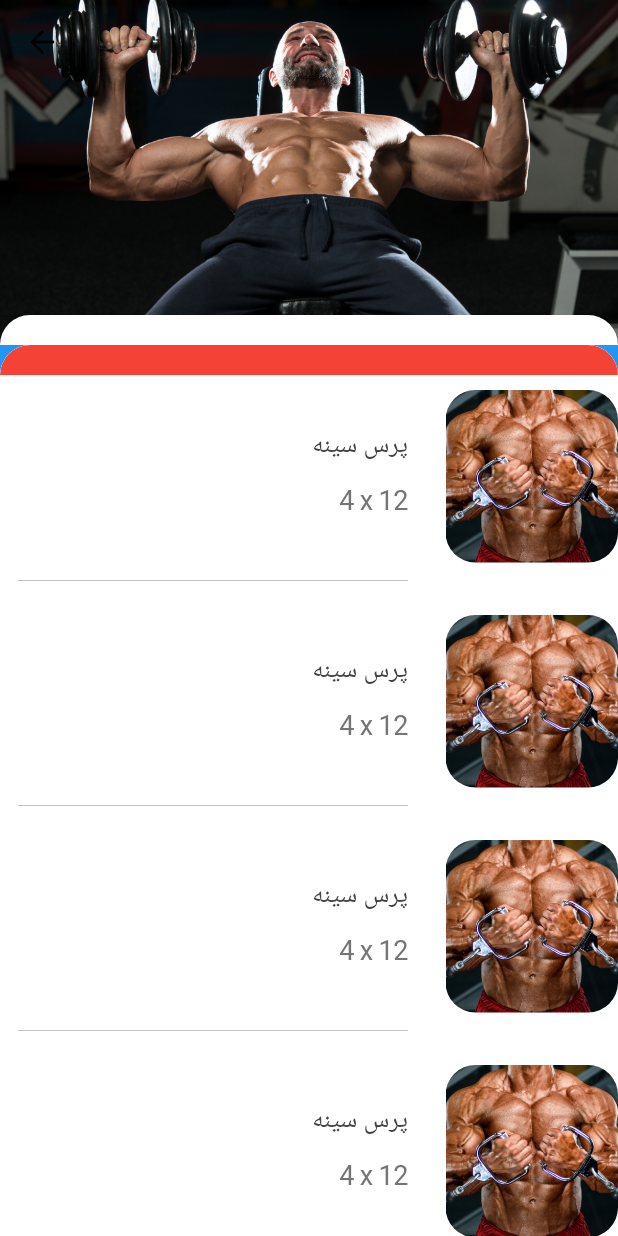
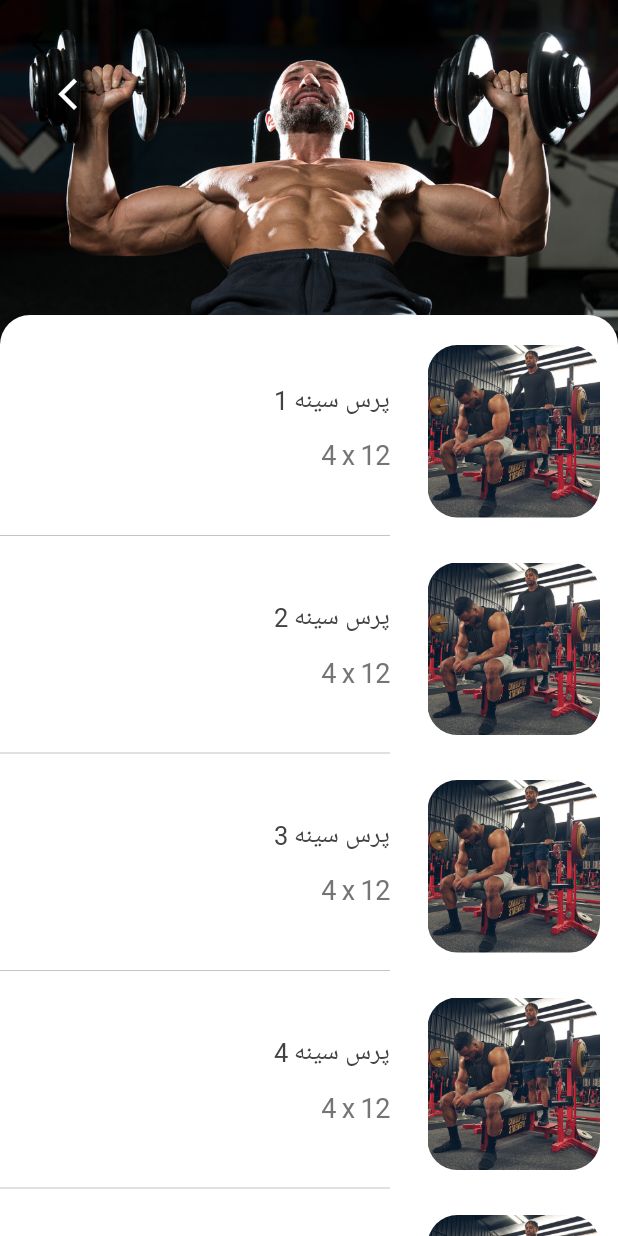
Before and after one commit to parsashu/fitness-app-flutter, a Flutter app: the SectionPage screen opened by its route, on a phone screen of 412 x 824 dp. Run offline on Flutter 3.47's test engine with Material 3 defaults, Android fonts, the phone set to English and light mode, and no system bars; our stand-ins replace firebase_auth, firebase_core, fluentui_system_icons, google_nav_bar, iconsax_plus, image_picker and 1 more; missing offline and left inert: persian_fonts; accounts and stored records are empty.

Commit message:
fix section page

```diff
--- /dev/null
+++ b/lib/components/buttons/floating_back_button.dart
@@ -0,0 +1,30 @@
+import 'package:flutter/material.dart';
+
+class FloatingBackButton extends StatelessWidget {
+  const FloatingBackButton({super.key});
+
+  @override
+  Widget build(BuildContext context) {
+    return Container(
+      width: 45,
+      height: 45,
+      decoration: BoxDecoration(
+        shape: BoxShape.circle,
+        color: Colors.black.withOpacity(0.3),
+      ),
+      child: Padding(
+        padding: const EdgeInsets.only(left: 6),
+        child: IconButton(
+          onPressed: () => Navigator.pop(context),
+          splashColor: Colors.transparent,
+          highlightColor: Colors.transparent,
+          icon: const Icon(
+            Icons.arrow_back_ios,
+            size: 25,
+            color: Colors.white,
+          ),
+        ),
+      ),
+    );
+  }
+}
--- a/lib/main.dart
+++ b/lib/main.dart
@@ -17,6 +17,8 @@
 import 'package:shared_preferences/shared_preferences.dart';
 import 'package:firebase_core/firebase_core.dart';
 import 'utils/firebase_options.dart';
+
+//TODO: responsive
 
 void main() async {
   WidgetsFlutterBinding.ensureInitialized();
@@ -53,7 +55,7 @@
           return Consumer<ThemeProvider>(
             builder: (context, themeProvider, child) {
               return MaterialApp(
-                  home: const MainPage(), // Home
+                  home: const SectionPage(), // Home
                   theme: Provider.of<ThemeProvider>(context).themeData,
                   routes: {
                     '/main': (context) => const MainPage(),
--- a/lib/pages/profile/my_programs.dart
+++ b/lib/pages/profile/my_programs.dart
@@ -76,7 +76,7 @@
   final Map clickedProgram = {
     'programName': 'برنامه کات',
     'programData': {
-      {'name': 'سینه', 'image': 'assets/images/workout/chest_workout2.png'},
+      {'name': 'زیربغل', 'image': 'assets/images/workout/back_workout3.png'},
       {
         'name': 'سرشانه و زیربغل',
         'image': 'assets/images/workout/back_workout.png'
--- a/lib/pages/workout_pages/section_page.dart
+++ b/lib/pages/workout_pages/section_page.dart
@@ -1,4 +1,5 @@
 import 'package:flutter/material.dart';
+import 'package:improwave/components/buttons/floating_back_button.dart';
 import 'package:improwave/components/containers/workout_containers/workout_view.dart';
 
 class SectionPage extends StatelessWidget {
@@ -7,152 +8,63 @@
   @override
   Widget build(BuildContext context) {
     return Scaffold(
-      backgroundColor: Colors.blue,
-      body: CustomScrollView(
-        anchor: 0.0,
-        slivers: <Widget>[
-          SliverAppBar(
-            expandedHeight: 230.0,
-            floating: false,
-            pinned: false,
-            snap: false,
-            flexibleSpace: FlexibleSpaceBar(
-              background: Stack(
+      extendBodyBehindAppBar: true,
+      backgroundColor: Colors.white,
+      body: Stack(
         children: [
-                  Positioned.fill(
-                    child: Image.asset(
+          Image.asset(
             'assets/images/workout/chest_workout.png',
             fit: BoxFit.cover,
+            height: 300,
+            width: double.infinity,
           ),
+          CustomScrollView(
+            slivers: <Widget>[
+              const SliverAppBar(
+                elevation: 0,
+                expandedHeight: 210.0,
+                surfaceTintColor: Colors.transparent,
+                floating: false,
+                pinned: true,
+                backgroundColor: Colors.transparent,
               ),
-                  Positioned(
-                    bottom: 0,
-                    right: 0,
-                    left: 0,
+              SliverToBoxAdapter(
                 child: Container(
-                      height: 20,
                   decoration: const BoxDecoration(
                     color: Colors.white,
                     borderRadius: BorderRadius.vertical(
                       top: Radius.circular(20),
                     ),
                   ),
+                  child: Padding(
+                    padding: const EdgeInsets.only(top: 20, right: 20),
+                    child: Column(
+                      children: List.generate(
+                        10,
+                        (index) {
+                          return Padding(
+                            padding: const EdgeInsets.only(bottom: 5),
+                            child: WorkoutView(
+                              title: 'پرس سینه ${index + 1}',
+                              imagePath:
+                                  'assets/images/workout/chest_workout6.png',
+                              sets: '4 x 12',
+                              onPressed: () {},
+                            ),
+                          );
+                        },
+                      ),
+                    ),
+                  ),
                 ),
               ),
             ],
           ),
+          const Positioned(
+            top: 40,
+            left: 25,
+            child: FloatingBackButton(),
           ),
-          ),
-          SliverToBoxAdapter(
-            child: ClipRRect(
-              borderRadius: const BorderRadius.vertical(
-                top: Radius.circular(20),
-              ),
-              child: Container(
-                color: Colors.white, // background color to match SliverAppBar
-                child: Column(
-                  children: [
-                    Container(
-                      padding: const EdgeInsets.symmetric(horizontal: 0),
-                      height: 20,
-                      decoration: const BoxDecoration(
-                        color: Colors.red,
-                        borderRadius: BorderRadius.vertical(
-                          top: Radius.circular(20),
-                        ),
-                      ),
-                    ),
-                    const SizedBox(height: 10),
-                    WorkoutView(
-                      title: 'پرس سینه',
-                      imagePath: 'assets/images/workout/chest_workout3.png',
-                      sets: '4 x 12',
-                      onPressed: () {},
-                    ),
-                    const SizedBox(height: 10),
-                    WorkoutView(
-                      title: 'پرس سینه',
-                      imagePath: 'assets/images/workout/chest_workout3.png',
-                      sets: '4 x 12',
-                      onPressed: () {},
-                    ),
-                    const SizedBox(height: 10),
-                    WorkoutView(
-                      title: 'پرس سینه',
-                      imagePath: 'assets/images/workout/chest_workout3.png',
-                      sets: '4 x 12',
-                      onPressed: () {},
-                    ),
-                    const SizedBox(height: 10),
-                    WorkoutView(
-                      title: 'پرس سینه',
-                      imagePath: 'assets/images/workout/chest_workout3.png',
-                      sets: '4 x 12',
-                      onPressed: () {},
-                    ),
-                    const SizedBox(height: 10),
-                    WorkoutView(
-                      title: 'پرس سینه',
-                      imagePath: 'assets/images/workout/chest_workout3.png',
-                      sets: '4 x 12',
-                      onPressed: () {},
-                    ),
-                    const SizedBox(height: 10),
-                    WorkoutView(
-                      title: 'پرس سینه',
-                      imagePath: 'assets/images/workout/chest_workout3.png',
-                      sets: '4 x 12',
-                      onPressed: () {},
-                    ),
-                    const SizedBox(height: 10),
-                    WorkoutView(
-                      title: 'پرس سینه',
-                      imagePath: 'assets/images/workout/chest_workout3.png',
-                      sets: '4 x 12',
-                      onPressed: () {},
-                    ),
-                    const SizedBox(height: 10),
-                    WorkoutView(
-                      title: 'پرس سینه',
-                      imagePath: 'assets/images/workout/chest_workout3.png',
-                      sets: '4 x 12',
-                      onPressed: () {},
-                    ),
-                    const SizedBox(height: 10),
-                    WorkoutView(
-                      title: 'پرس سینه',
-                      imagePath: 'assets/images/workout/chest_workout3.png',
-                      sets: '4 x 12',
-                      onPressed: () {},
-                    ),
-                  ],
-                ),
-              ),
-            ),
-          ),
-
-          // SliverList.builder(
-          //   itemBuilder: (context, index) {
-          //     if (index == 0) {
-          //       return Container(
-          //         padding: const EdgeInsets.symmetric(horizontal: 0),
-          //         height: 20,
-          //         decoration: const BoxDecoration(
-          //           color: Colors.red,
-          //           borderRadius: BorderRadius.vertical(
-          //             top: Radius.circular(20),
-          //           ),
-          //         ),
-          //       );
-          //     }
-          //     return WorkoutView(
-          //       title: 'پرس سینه',
-          //       imagePath: 'assets/images/workout/chest_workout3.png',
-          //       sets: '4 x 12',
-          //       onPressed: () {},
-          //     );
-          //   },
-          // ),
         ],
       ),
     );
```
Lines whose indentation alone changed are shown as unchanged.
